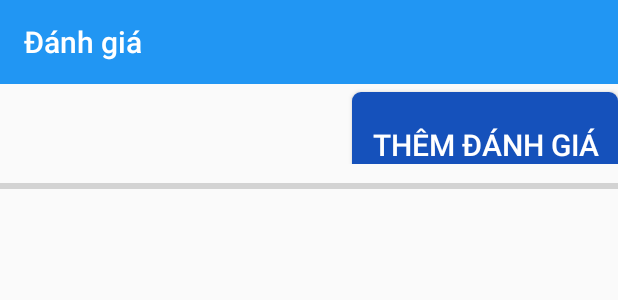
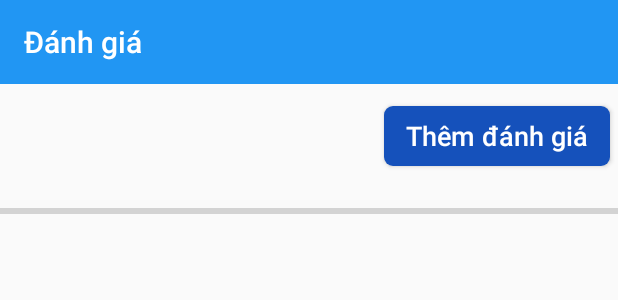
Before and after one commit to baphunguyen/HotelBookingApp, an Android app: the layout activity_danh_gia.xml on its own in the app's theme, with its tools: preview values and no code run, on a phone screen of 412 x 824 dp. Shown: the top 300 px of the screen. Run offline under Robolectric (Android 15) with nearby library versions, the phone set to English and light mode, and no system bars.

Commit message:
ĐK đánh giá, thiết kế giao diện

```diff
--- a/app/src/main/java/activity/MainActivity.java
+++ b/app/src/main/java/activity/MainActivity.java
@@ -88,7 +88,7 @@ public class MainActivity extends AppCompatActivity implements SearchView.OnQuer
     String hinhanhloaisp = "";
     ArrayList<sanpham> arr_sanpham;
     sanpham_adapter sanpham_adapter;
-    ArrayList<sanpham> arr_khachsandadat;
+    public static ArrayList<sanpham> arr_khachsandadat;
     khachsandadat_adapter khachsandadat_adapter;
 
     loaispadapter diadiemadapter;
@@ -556,6 +556,6 @@ public class MainActivity extends AppCompatActivity implements SearchView.OnQuer
 
     private void getIdTaiKhoan() {
         idtaikhoan = getIntent().getIntExtra("idtaikhoan", -1);
-        check_connection.ShowToast_Short(getApplicationContext(), idtaikhoan+"");
+
     }
 }
--- a/app/src/main/res/layout/activity_danh_gia.xml
+++ b/app/src/main/res/layout/activity_danh_gia.xml
@@ -3,8 +3,8 @@
     xmlns:app="http://schemas.android.com/apk/res-auto"
     xmlns:tools="http://schemas.android.com/tools"
     android:layout_width="match_parent"
+    android:layout_height="match_parent"
     android:orientation="vertical"
-    android:layout_height="match_parent"
     tools:context=".DanhGia">
 
     <androidx.appcompat.widget.Toolbar
@@ -17,46 +17,46 @@
         app:titleTextColor="#FFFFFF" />
 
     <LinearLayout
-        android:weightSum="10"
-        android:orientation="horizontal"
         android:layout_width="match_parent"
-        android:layout_height="53dp">
+        android:layout_height="70dp"
+        android:orientation="horizontal">
 
         <TextView
-            android:layout_weight="6"
             android:id="@+id/tongmark"
-            android:layout_width="221dp"
-            android:layout_height="70dp"
+            android:layout_width="0dp"
+            android:layout_height="wrap_content"
+            android:layout_gravity="center"
+            android:layout_marginLeft="15dp"
+            android:layout_weight="2"
             android:textColor="#E91E63"
-            android:textSize="45sp"></TextView>
+            android:textSize="25sp"></TextView>
 
         <Button
             android:id="@+id/buttonnhapdanhgia"
-            android:layout_width="168dp"
-            android:layout_height="70dp"
-            android:layout_weight="4"
-            android:gravity="center"
-            android:text="Thêm Đánh Giá"
+            android:layout_width="30dp"
+            android:layout_height="40dp"
+            android:layout_gravity="center"
+            android:layout_marginRight="5dp"
+            android:layout_weight="1"
             android:background="@drawable/background_bt_chonphong"
+            android:text="Thêm đánh giá"
+            android:textAllCaps="false"
             android:textColor="#FFFFFF"
-            android:textSize="20sp"></Button>
+            android:textSize="18sp"></Button>
+    </LinearLayout>
 
-    </LinearLayout>
     <ProgressBar
+        android:id="@+id/progressbar2"
         style="@style/progressBarStyle"
-        android:id="@+id/progressbar2"
         android:layout_width="match_parent"
         android:layout_height="30dp"
+        android:layout_marginBottom="10dp"
         android:max="10"
         android:progress="0"></ProgressBar>
 
     <ListView
         android:id="@+id/lvdg"
-        android:layout_width="413dp"
-        android:layout_height="611dp"
-        android:longClickable="true">
-
-
-    </ListView>
-
+        android:layout_width="match_parent"
+        android:layout_height="match_parent"
+        android:longClickable="true"></ListView>
 </LinearLayout>
--- a/app/src/main/res/layout/activity_full_image.xml
+++ b/app/src/main/res/layout/activity_full_image.xml
@@ -1,5 +1,5 @@
 <?xml version="1.0" encoding="utf-8"?>
-<androidx.constraintlayout.widget.ConstraintLayout xmlns:android="http://schemas.android.com/apk/res/android"
+<LinearLayout xmlns:android="http://schemas.android.com/apk/res/android"
     xmlns:app="http://schemas.android.com/apk/res-auto"
     xmlns:tools="http://schemas.android.com/tools"
     android:layout_width="match_parent"
@@ -11,6 +11,5 @@
         android:layout_height="398dp"
         tools:layout_editor_absoluteX="-11dp"
         tools:layout_editor_absoluteY="16dp">
-
     </ImageView>
-</androidx.constraintlayout.widget.ConstraintLayout>
+</LinearLayout>
```
Also changed, not shown: app/src/main/java/course/examples/appdatphong/DanhGia.java (+16 -3 lines), app/src/main/res/layout/activity_chi_tiet_da_huy.xml (+34 -22 lines), app/src/main/res/layout/activity_chi_tiet_lich_su.xml (+26 -17 lines), app/src/main/res/layout/activity_nhapchitietdanhgia.xml (+11 -10 lines), app/src/main/res/layout/dongdanhgia.xml (+46 -29 lines), 1804 other files.
